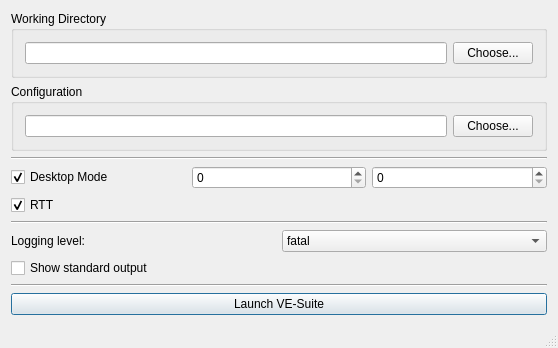
Above: src/apps/launcher/qt/LauncherMainWindow.ui from multitudinous/ve-suite before the change. Below: the same form after it.
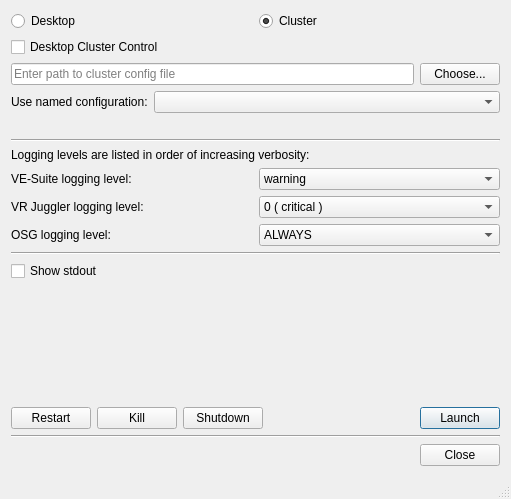
That is the form after the change.

Commit message: Reworks qt launcher to use launch scripts. "Desktop Cluster Control" checkbox is not hooked up to anything, but the rest should work.

What changed in the file:
```diff
--- a/src/apps/launcher/qt/LauncherMainWindow.ui
+++ b/src/apps/launcher/qt/LauncherMainWindow.ui
@@ -6,8 +6,8 @@
    <rect>
     <x>0</x>
     <y>0</y>
-    <width>558</width>
-    <height>334</height>
+    <width>511</width>
+    <height>499</height>
    </rect>
   </property>
   <property name="windowTitle">
@@ -17,98 +17,86 @@
    <string notr="true"/>
   </property>
   <widget class="QWidget" name="centralWidget">
-   <layout class="QVBoxLayout" name="verticalLayout_3">
-    <item>
-     <widget class="QGroupBox" name="groupBox">
-      <property name="title">
-       <string>Working Directory</string>
-      </property>
-      <layout class="QVBoxLayout" name="verticalLayout">
-       <item>
-        <layout class="QHBoxLayout" name="horizontalLayout_3">
-         <item>
-          <widget class="QLineEdit" name="m_workingDir"/>
-         </item>
-         <item>
-          <widget class="QPushButton" name="m_workingDirButton">
-           <property name="text">
-            <string>Choose...</string>
-           </property>
-          </widget>
-         </item>
-        </layout>
-       </item>
-      </layout>
-     </widget>
-    </item>
-    <item>
-     <widget class="QGroupBox" name="groupBox_2">
-      <property name="title">
-       <string>Configuration</string>
-      </property>
-      <layout class="QVBoxLayout" name="verticalLayout_2">
-       <item>
-        <layout class="QHBoxLayout" name="horizontalLayout_4">
-         <item>
-          <widget class="QLineEdit" name="m_configuration"/>
-         </item>
-         <item>
-          <widget class="QPushButton" name="m_configurationButton">
-           <property name="text">
-            <string>Choose...</string>
-           </property>
-          </widget>
-         </item>
-        </layout>
-       </item>
-      </layout>
-     </widget>
-    </item>
-    <item>
-     <widget class="Line" name="line_3">
-      <property name="orientation">
-       <enum>Qt::Horizontal</enum>
-      </property>
-     </widget>
-    </item>
+   <layout class="QVBoxLayout" name="verticalLayout">
     <item>
      <layout class="QHBoxLayout" name="horizontalLayout">
       <item>
-       <widget class="QCheckBox" name="m_desktopMode">
+       <widget class="QRadioButton" name="m_desktop">
         <property name="text">
-         <string>Desktop Mode</string>
+         <string>Desktop</string>
+        </property>
+        <property name="checked">
+         <bool>false</bool>
+        </property>
+       </widget>
+      </item>
+      <item>
+       <widget class="QRadioButton" name="m_cluster">
+        <property name="text">
+         <string>Cluster</string>
         </property>
         <property name="checked">
          <bool>true</bool>
         </property>
        </widget>
       </item>
-      <item>
-       <widget class="QSpinBox" name="m_width">
-        <property name="maximum">
-         <number>10000</number>
-        </property>
-       </widget>
-      </item>
-      <item>
-       <widget class="QSpinBox" name="m_height">
-        <property name="maximum">
-         <number>10000</number>
-        </property>
-       </widget>
-      </item>
      </layout>
     </item>
     <item>
-     <widget class="QCheckBox" name="m_RTT">
+     <widget class="QCheckBox" name="m_desktopClusterControl">
       <property name="text">
-       <string>RTT</string>
-      </property>
-      <property name="checked">
-       <bool>true</bool>
+       <string>Desktop Cluster Control</string>
       </property>
      </widget>
     </item>
+    <item>
+     <layout class="QHBoxLayout" name="horizontalLayout_6" stretch="1,0">
+      <item>
+       <widget class="QLineEdit" name="m_configurationFilename">
+        <property name="placeholderText">
+         <string>Enter path to cluster config file</string>
+        </property>
+       </widget>
+      </item>
+      <item>
+       <widget class="QPushButton" name="m_configurationButton">
+        <property name="text">
+         <string>Choose...</string>
+        </property>
+       </widget>
+      </item>
+     </layout>
+    </item>
+    <item>
+     <layout class="QHBoxLayout" name="horizontalLayout_7" stretch="0,1">
+      <item>
+       <widget class="QLabel" name="label_5">
+        <property name="text">
+         <string>Use named configuration:</string>
+        </property>
+       </widget>
+      </item>
+      <item>
+       <widget class="QComboBox" name="m_configuration"/>
+      </item>
+     </layout>
+    </item>
+    <item>
+     <spacer name="verticalSpacer_2">
+      <property name="orientation">
+       <enum>Qt::Vertical</enum>
+      </property>
+      <property name="sizeType">
+       <enum>QSizePolicy::Fixed</enum>
+      </property>
+      <property name="sizeHint" stdset="0">
+       <size>
+        <width>20</width>
+        <height>20</height>
+       </size>
+      </property>
+     </spacer>
+    </item>
     <item>
      <widget class="Line" name="line_2">
       <property name="orientation">
@@ -116,12 +104,19 @@
       </property>
      </widget>
     </item>
+    <item>
+     <widget class="QLabel" name="label_4">
+      <property name="text">
+       <string>Logging levels are listed in order of increasing verbosity:</string>
+      </property>
+     </widget>
+    </item>
     <item>
      <layout class="QHBoxLayout" name="horizontalLayout_2">
       <item>
        <widget class="QLabel" name="label">
         <property name="text">
-         <string>Logging level:</string>
+         <string>VE-Suite logging level:</string>
         </property>
         <property name="buddy">
          <cstring>m_logLevel</cstring>
@@ -129,7 +124,10 @@
        </widget>
       </item>
       <item>
-       <widget class="QComboBox" name="m_logLevel">
+       <widget class="QComboBox" name="m_vesLogLevel">
+        <property name="currentIndex">
+         <number>3</number>
+        </property>
         <item>
          <property name="text">
           <string>fatal</string>
@@ -174,13 +172,213 @@
       </item>
      </layout>
     </item>
+    <item>
+     <layout class="QHBoxLayout" name="horizontalLayout_3">
+      <item>
+       <widget class="QLabel" name="label_2">
+        <property name="text">
+         <string>VR Juggler logging level:</string>
+        </property>
+        <property name="buddy">
+         <cstring>m_vesLogLevel</cstring>
+        </property>
+       </widget>
+      </item>
+      <item>
+       <widget class="QComboBox" name="m_jugglerLogLevel">
+        <item>
+         <property name="text">
+          <string>0 ( critical )</string>
+         </property>
+        </item>
+        <item>
+         <property name="text">
+          <string>1 ( warning )</string>
+         </property>
+        </item>
+        <item>
+         <property name="text">
+          <string>2 ( configuration results )</string>
+         </property>
+        </item>
+        <item>
+         <property name="text">
+          <string>3 ( configuration )</string>
+         </property>
+        </item>
+        <item>
+         <property name="text">
+          <string>4 ( state changes )</string>
+         </property>
+        </item>
+        <item>
+         <property name="text">
+          <string>5 ( verbose )</string>
+         </property>
+        </item>
+        <item>
+         <property name="text">
+          <string>6 ( highly verbose )</string>
+         </property>
+        </item>
+        <item>
+         <property name="text">
+          <string>7 ( detailed )</string>
+         </property>
+        </item>
+        <item>
+         <property name="text">
+          <string>8 ( hexadecimal )</string>
+         </property>
+        </item>
+       </widget>
+      </item>
+     </layout>
+    </item>
+    <item>
+     <layout class="QHBoxLayout" name="horizontalLayout_4">
+      <item>
+       <widget class="QLabel" name="label_3">
+        <property name="text">
+         <string>OSG logging level:</string>
+        </property>
+        <property name="buddy">
+         <cstring>m_vesLogLevel</cstring>
+        </property>
+       </widget>
+      </item>
+      <item>
+       <widget class="QComboBox" name="m_osgLogLevel">
+        <item>
+         <property name="text">
+          <string>ALWAYS</string>
+         </property>
+        </item>
+        <item>
+         <property name="text">
+          <string>FATAL</string>
+         </property>
+        </item>
+        <item>
+         <property name="text">
+          <string>WARN</string>
+         </property>
+        </item>
+        <item>
+         <property name="text">
+          <string>NOTICE</string>
+         </property>
+        </item>
+        <item>
+         <property name="text">
+          <string>INFO</string>
+         </property>
+        </item>
+        <item>
+         <property name="text">
+          <string>DEBUG</string>
+         </property>
+        </item>
+        <item>
+         <property name="text">
+          <string>DEBUG_FP</string>
+         </property>
+        </item>
+       </widget>
+      </item>
+     </layout>
+    </item>
+    <item>
+     <widget class="Line" name="line_4">
+      <property name="orientation">
+       <enum>Qt::Horizontal</enum>
+      </property>
+     </widget>
+    </item>
     <item>
      <widget class="QCheckBox" name="m_showStdout">
       <property name="text">
-       <string>Show standard output</string>
+       <string>Show stdout</string>
       </property>
      </widget>
     </item>
+    <item>
+     <spacer name="verticalSpacer_3">
+      <property name="orientation">
+       <enum>Qt::Vertical</enum>
+      </property>
+      <property name="sizeType">
+       <enum>QSizePolicy::Fixed</enum>
+      </property>
+      <property name="sizeHint" stdset="0">
+       <size>
+        <width>20</width>
+        <height>20</height>
+       </size>
+      </property>
+     </spacer>
+    </item>
+    <item>
+     <spacer name="verticalSpacer">
+      <property name="orientation">
+       <enum>Qt::Vertical</enum>
+      </property>
+      <property name="sizeHint" stdset="0">
+       <size>
+        <width>20</width>
+        <height>20</height>
+       </size>
+      </property>
+     </spacer>
+    </item>
+    <item>
+     <layout class="QHBoxLayout" name="horizontalLayout_5">
+      <item>
+       <widget class="QPushButton" name="m_restartButton">
+        <property name="text">
+         <string>Restart</string>
+        </property>
+       </widget>
+      </item>
+      <item>
+       <widget class="QPushButton" name="m_killButton">
+        <property name="text">
+         <string>Kill</string>
+        </property>
+       </widget>
+      </item>
+      <item>
+       <widget class="QPushButton" name="m_shutdownButton">
+        <property name="text">
+         <string>Shutdown</string>
+        </property>
+       </widget>
+      </item>
+      <item>
+       <spacer name="horizontalSpacer">
+        <property name="orientation">
+         <enum>Qt::Horizontal</enum>
+        </property>
+        <property name="sizeHint" stdset="0">
+         <size>
+          <width>524</width>
+          <height>20</height>
+         </size>
+        </property>
+       </spacer>
+      </item>
+      <item>
+       <widget class="QPushButton" name="m_launchButton">
+        <property name="text">
+         <string>Launch</string>
+        </property>
+        <property name="default">
+         <bool>true</bool>
+        </property>
+       </widget>
+      </item>
+     </layout>
+    </item>
     <item>
      <widget class="Line" name="line">
       <property name="orientation">
@@ -189,15 +387,12 @@
      </widget>
     </item>
     <item>
-     <widget class="QPushButton" name="launch">
-      <property name="text">
-       <string>Launch VE-Suite</string>
+     <widget class="QDialogButtonBox" name="m_buttonBox">
+      <property name="orientation">
+       <enum>Qt::Horizontal</enum>
       </property>
-      <property name="autoDefault">
-       <bool>false</bool>
-      </property>
-      <property name="default">
-       <bool>true</bool>
+      <property name="standardButtons">
+       <set>QDialogButtonBox::Close</set>
       </property>
      </widget>
     </item>
```
Left out of the diff: 157 changed lines with no effect on the pictures. The commit also changes 2 other files.
